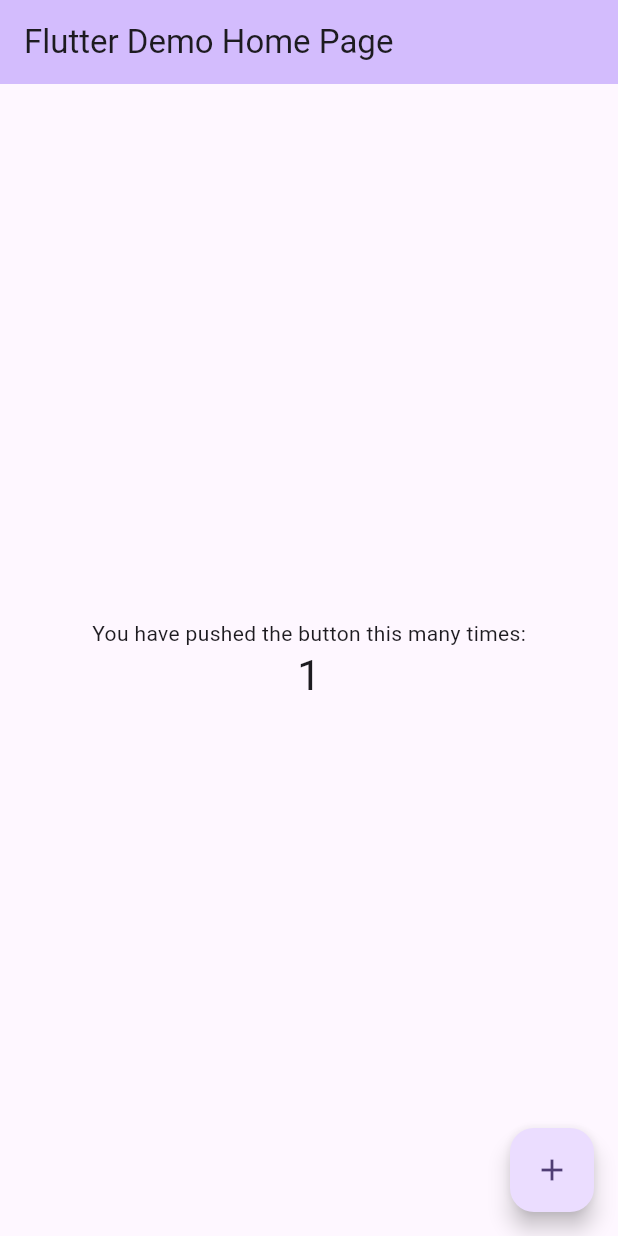
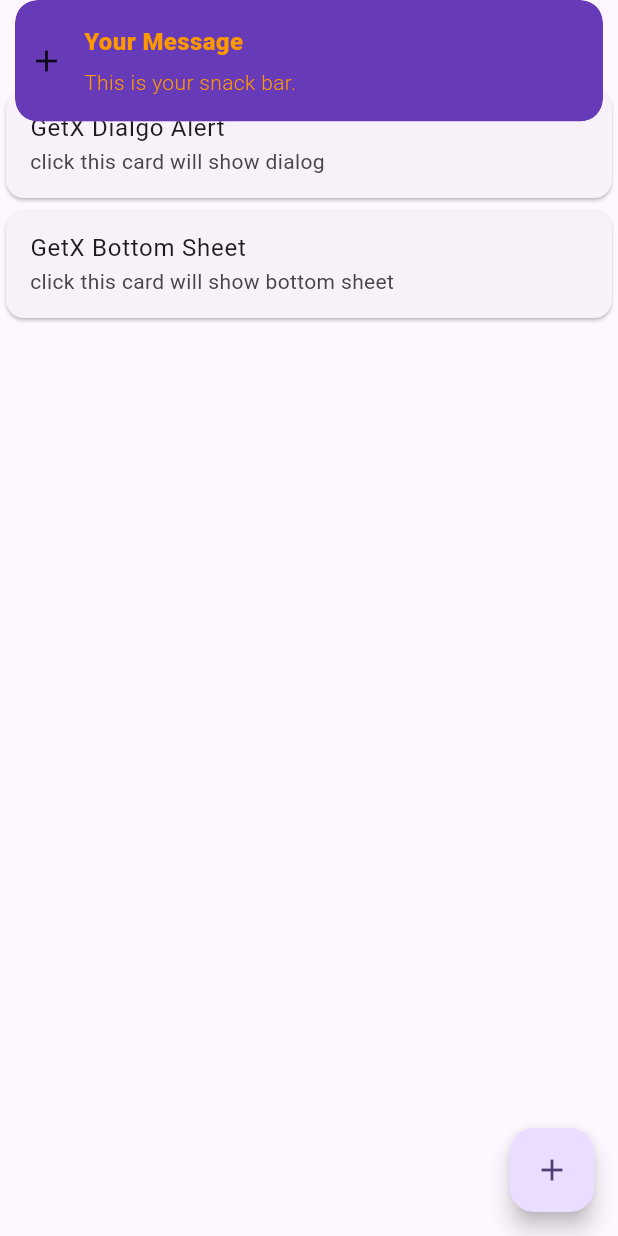
Before and after one commit to JobbyPradhan/getx_learning, a Flutter app: the screen it shows after launch, after a tap on the "add" icon, on a phone screen of 412 x 824 dp. Run offline on Flutter 3.47's test engine with Material 2 defaults, Android fonts, the phone set to English and light mode, and no system bars; our stand-ins replace get.

Commit message:
snack bar , alert box , bottom sheet and change theme.

```diff
--- a/lib/main.dart
+++ b/lib/main.dart
@@ -1,4 +1,6 @@
 import 'package:flutter/material.dart';
+import 'package:get/get.dart';
+import 'package:getx_learning/pages/home_page.dart';
 
 void main() {
   runApp(const MyApp());
@@ -10,116 +12,13 @@ class MyApp extends StatelessWidget {
   // This widget is the root of your application.
   @override
   Widget build(BuildContext context) {
-    return MaterialApp(
+    return GetMaterialApp(
       title: 'Flutter Demo',
       theme: ThemeData(
-        // This is the theme of your application.
-        //
-        // TRY THIS: Try running your application with "flutter run". You'll see
-        // the application has a blue toolbar. Then, without quitting the app,
-        // try changing the seedColor in the colorScheme below to Colors.green
-        // and then invoke "hot reload" (save your changes or press the "hot
-        // reload" button in a Flutter-supported IDE, or press "r" if you used
-        // the command line to start the app).
-        //
-        // Notice that the counter didn't reset back to zero; the application
-        // state is not lost during the reload. To reset the state, use hot
-        // restart instead.
-        //
-        // This works for code too, not just values: Most code changes can be
-        // tested with just a hot reload.
         colorScheme: ColorScheme.fromSeed(seedColor: Colors.deepPurple),
         useMaterial3: true,
       ),
-      home: const MyHomePage(title: 'Flutter Demo Home Page'),
+      home: const HomePage(),
     );
   }
 }
-
-class MyHomePage extends StatefulWidget {
-  const MyHomePage({super.key, required this.title});
-
-  // This widget is the home page of your application. It is stateful, meaning
-  // that it has a State object (defined below) that contains fields that affect
-  // how it looks.
-
-  // This class is the configuration for the state. It holds the values (in this
-  // case the title) provided by the parent (in this case the App widget) and
-  // used by the build method of the State. Fields in a Widget subclass are
-  // always marked "final".
-
-  final String title;
-
-  @override
-  State<MyHomePage> createState() => _MyHomePageState();
-}
-
-class _MyHomePageState extends State<MyHomePage> {
-  int _counter = 0;
-
-  void _incrementCounter() {
-    setState(() {
-      // This call to setState tells the Flutter framework that something has
-      // changed in this State, which causes it to rerun the build method below
-      // so that the display can reflect the updated values. If we changed
-      // _counter without calling setState(), then the build method would not be
-      // called again, and so nothing would appear to happen.
-      _counter++;
-    });
-  }
-
-  @override
-  Widget build(BuildContext context) {
-    // This method is rerun every time setState is called, for instance as done
-    // by the _incrementCounter method above.
-    //
-    // The Flutter framework has been optimized to make rerunning build methods
-    // fast, so that you can just rebuild anything that needs updating rather
-    // than having to individually change instances of widgets.
-    return Scaffold(
-      appBar: AppBar(
-        // TRY THIS: Try changing the color here to a specific color (to
-        // Colors.amber, perhaps?) and trigger a hot reload to see the AppBar
-        // change color while the other colors stay the same.
-        backgroundColor: Theme.of(context).colorScheme.inversePrimary,
-        // Here we take the value from the MyHomePage object that was created by
-        // the App.build method, and use it to set our appbar title.
-        title: Text(widget.title),
-      ),
-      body: Center(
-        // Center is a layout widget. It takes a single child and positions it
-        // in the middle of the parent.
-        child: Column(
-          // Column is also a layout widget. It takes a list of children and
-          // arranges them vertically. By default, it sizes itself to fit its
-          // children horizontally, and tries to be as tall as its parent.
-          //
-          // Column has various properties to control how it sizes itself and
-          // how it positions its children. Here we use mainAxisAlignment to
-          // center the children vertically; the main axis here is the vertical
-          // axis because Columns are vertical (the cross axis would be
-          // horizontal).
-          //
-          // TRY THIS: Invoke "debug painting" (choose the "Toggle Debug Paint"
-          // action in the IDE, or press "p" in the console), to see the
-          // wireframe for each widget.
-          mainAxisAlignment: MainAxisAlignment.center,
-          children: <Widget>[
-            const Text(
-              'You have pushed the button this many times:',
-            ),
-            Text(
-              '$_counter',
-              style: Theme.of(context).textTheme.headlineMedium,
-            ),
-          ],
-        ),
-      ),
-      floatingActionButton: FloatingActionButton(
-        onPressed: _incrementCounter,
-        tooltip: 'Increment',
-        child: const Icon(Icons.add),
-      ), // This trailing comma makes auto-formatting nicer for build methods.
-    );
-  }
-}
--- /dev/null
+++ b/lib/pages/home_page.dart
@@ -0,0 +1,107 @@
+import 'package:flutter/material.dart';
+import 'package:get/get.dart';
+
+class HomePage extends StatefulWidget {
+  const HomePage({Key? key}) : super(key: key);
+
+  @override
+  State<HomePage> createState() => _HomePageState();
+}
+
+class _HomePageState extends State<HomePage> {
+  @override
+  Widget build(BuildContext context) {
+    return Scaffold(
+      appBar: AppBar(
+        title: const Text("Home"),
+      ),
+      body: Column(
+        children: [
+          Card(
+            child: ListTile(
+              title: const Text("GetX Dialgo Alert"),
+              subtitle: const Text("click this card will show dialog"),
+              onTap: () {
+                Get.defaultDialog(
+                    title: "Delete Card",
+                    titlePadding: const EdgeInsets.only(top: 16),
+                    middleText: "Are you sure you want to delete this card ?",
+                   /* content: const Column(
+                      children: [
+                        Text("This is text"),
+                        Text("This is text"),
+                        Text("This is text"),
+                      ],
+                    ),*/
+                    contentPadding: const EdgeInsets.all(16),
+                    textConfirm: 'Yes',
+                   /* onConfirm: () => {
+                      Get.back()
+                    },*/
+                    confirm: TextButton(onPressed: (){
+                      Get.back();
+                    }, child: Text('Ok')),
+                    cancel: TextButton(onPressed: (){
+                      Get.back();
+                    }, child: Text('Cancel')),
+                  //  textCancel: 'No'
+                );
+              },
+            ),
+          ),
+          Card(
+            child: ListTile(
+              title: const Text("GetX Bottom Sheet"),
+              subtitle: const Text("click this card will show bottom sheet"),
+              onTap: () {
+                Get.bottomSheet(
+                    Container(
+                      decoration: BoxDecoration(
+                        borderRadius: BorderRadius.circular(20),
+                        color: Colors.white
+                      ),
+                      child: Padding(
+                        padding: const EdgeInsets.all(8.0),
+                        child: Column(
+                          children: [
+                            ListTile(
+                              leading: Icon(Icons.light_mode),
+                              title: Text('Light Theme'),
+                              onTap: (){
+                                  Get.changeTheme(ThemeData.light());
+                              },
+                            ),
+                            ListTile(
+                              leading: Icon(Icons.dark_mode),
+                              title: Text('Dark Theme'),
+                              onTap: (){
+                                Get.changeTheme(ThemeData.dark());
+                              },
+                            )
+                          ],
+                        ),
+                      ),
+                    )
+                  //  textCancel: 'No'
+                );
+              },
+            ),
+          )
+        ],
+      ),
+      floatingActionButton: FloatingActionButton(
+        onPressed: () {
+          Get.snackbar(
+              "Your Message",
+              colorText: Colors.orange,
+              snackStyle: SnackStyle.FLOATING,
+              "This is your snack bar.",
+              icon: const Icon(Icons.add),
+              snackPosition: SnackPosition.TOP,
+              backgroundColor: Colors.deepPurple);
+        },
+        child: const Icon(Icons.add),
+      ),
+    );
+  }
+}
--- a/pubspec.yaml
+++ b/pubspec.yaml
@@ -35,6 +35,7 @@ dependencies:
   # The following adds the Cupertino Icons font to your application.
   # Use with the CupertinoIcons class for iOS style icons.
   cupertino_icons: ^1.0.2
+  get: ^4.6.5
 
 dev_dependencies:
   flutter_test:
```
Also changed, not shown: pubspec.lock.
